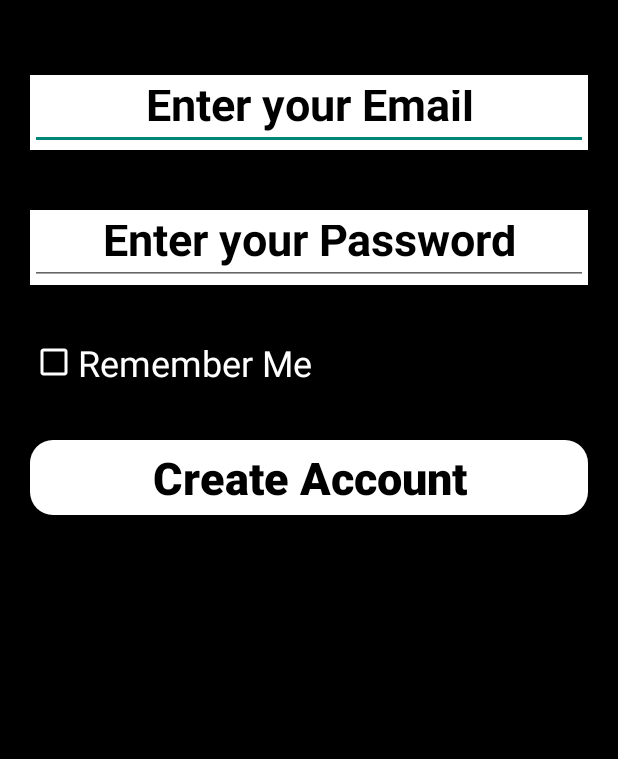
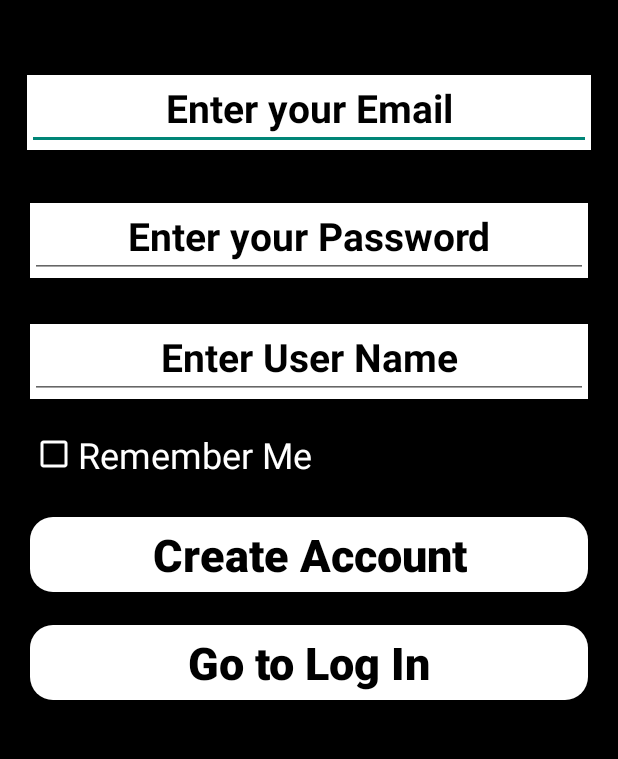
Before and after one commit to ireinman/Project_IOT_hike, an Android app: the Sign_up screen opened directly, with no data from a screen before it, on a phone screen of 412 x 824 dp, the part 420-1179 px from its top. Run offline under Robolectric (Android 15) with nearby library versions, the phone set to English and light mode, and no system bars; our stand-ins replace Firebase (no records; nobody signed in at launch, a user with empty details on screens opened directly).

Commit message:
can go to log in from sign up

```diff
--- a/app/src/main/java/com/example/iotProject/Sign_up.java
+++ b/app/src/main/java/com/example/iotProject/Sign_up.java
@@ -20,9 +20,11 @@ import com.google.firebase.auth.FirebaseAuthException;
 
 public class Sign_up extends AppCompatActivity {
     private Button createAccountButton;
+    private Button backToLogInButton;
     private EditText passwordEditText;
     private EditText emailEditText;
     private FirebaseAuth mAuth;
+    private EditText userNameEditText;
     @Override
     protected void onCreate(Bundle savedInstanceState) {
         super.onCreate(savedInstanceState);
@@ -31,6 +33,15 @@ public class Sign_up extends AppCompatActivity {
         createAccountButton = findViewById(R.id.createAccountButton);
         passwordEditText = findViewById(R.id.passwordEditText);
         emailEditText = findViewById(R.id.emailEditText);
+        backToLogInButton = findViewById(R.id.goLoginButton);
+        userNameEditText = findViewById(R.id.userNameEditText);
+        backToLogInButton.setOnClickListener(new View.OnClickListener() {
+            @Override
+            public void onClick(View v) {
+                Intent intent = new Intent(getApplicationContext(), Log_in.class);
+                startActivity(intent);
+            }
+        });
         createAccountButton.setOnClickListener(new View.OnClickListener() {
             @Override
             public void onClick(View v) {
--- a/app/src/main/res/layout/activity_sign_up.xml
+++ b/app/src/main/res/layout/activity_sign_up.xml
@@ -28,21 +28,22 @@
         android:layout_height="50dp"
         android:orientation="horizontal"
         android:layout_marginVertical="20dp"
-        android:layout_marginHorizontal="20dp"
+        android:layout_marginHorizontal="18dp"
         android:background="@color/white">
 
         <EditText
             android:id="@+id/emailEditText"
             android:layout_width="match_parent"
             android:layout_height="wrap_content"
+            android:gravity="center_horizontal"
             android:hint="@string/enter_your_email"
-            android:gravity="center_horizontal"
             android:inputType="textEmailAddress"
             android:maxLines="1"
             android:singleLine="true"
-            android:textStyle="bold"
+            android:textColor="@color/black"
             android:textColorHint="@color/black"
-            android:textSize="30sp"/>
+            android:textSize="26sp"
+            android:textStyle="bold" />
 
     </LinearLayout>
 
@@ -51,7 +52,7 @@
         android:layout_height="50dp"
         android:orientation="horizontal"
         android:layout_marginHorizontal="20dp"
-        android:layout_marginVertical="20dp"
+        android:layout_marginVertical="15dp"
         android:background="@color/white">
 
         <EditText
@@ -65,7 +66,30 @@
             android:singleLine="true"
             android:textStyle="bold"
             android:textColorHint="@color/black"
-            android:textSize="30sp"/>
+            android:textSize="26sp"/>
+
+    </LinearLayout>
+
+    <LinearLayout
+        android:layout_width="match_parent"
+        android:layout_height="50dp"
+        android:orientation="horizontal"
+        android:layout_marginHorizontal="20dp"
+        android:layout_marginVertical="15dp"
+        android:background="@color/white">
+
+        <EditText
+            android:id="@+id/userNameEditText"
+            android:layout_width="match_parent"
+            android:layout_height="wrap_content"
+            android:hint="Enter User Name"
+            android:gravity="center_horizontal"
+            android:inputType="textPassword"
+            android:maxLines="1"
+            android:singleLine="true"
+            android:textStyle="bold"
+            android:textColorHint="@color/black"
+            android:textSize="26sp"/>
 
     </LinearLayout>
 
@@ -73,7 +97,7 @@
         android:layout_width="wrap_content"
         android:layout_height="wrap_content"
         android:layout_marginHorizontal="20dp"
-        android:layout_marginVertical="15dp"
+        android:layout_marginVertical="5dp"
         android:orientation="horizontal"
         android:gravity="center">
 
@@ -114,6 +138,28 @@
 
     </LinearLayout>
 
+    <LinearLayout
+        android:layout_width="match_parent"
+        android:layout_height="50dp"
+        android:orientation="horizontal"
+        android:layout_marginHorizontal="20dp"
+        android:layout_marginVertical="2dp"
+        android:gravity="center_horizontal">
+
+        <Button
+            android:id="@+id/goLoginButton"
+            android:layout_width="match_parent"
+            android:layout_height="match_parent"
+            android:background="@drawable/rounded_corners"
+            android:gravity="center"
+            android:text="Go to Log In"
+            android:textAllCaps="false"
+            android:textColor="#000000"
+            android:textSize="30sp"
+            android:textStyle="bold" />
+
+    </LinearLayout>
+
 
 
 </LinearLayout>
```
